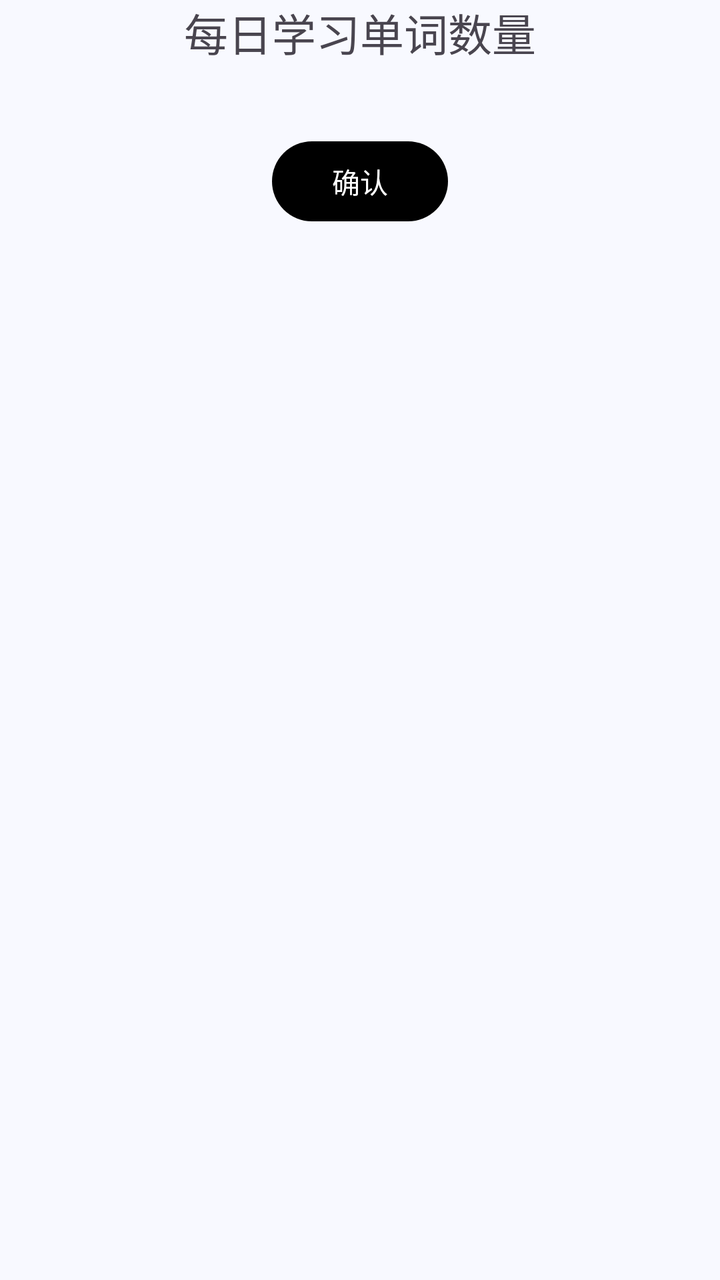
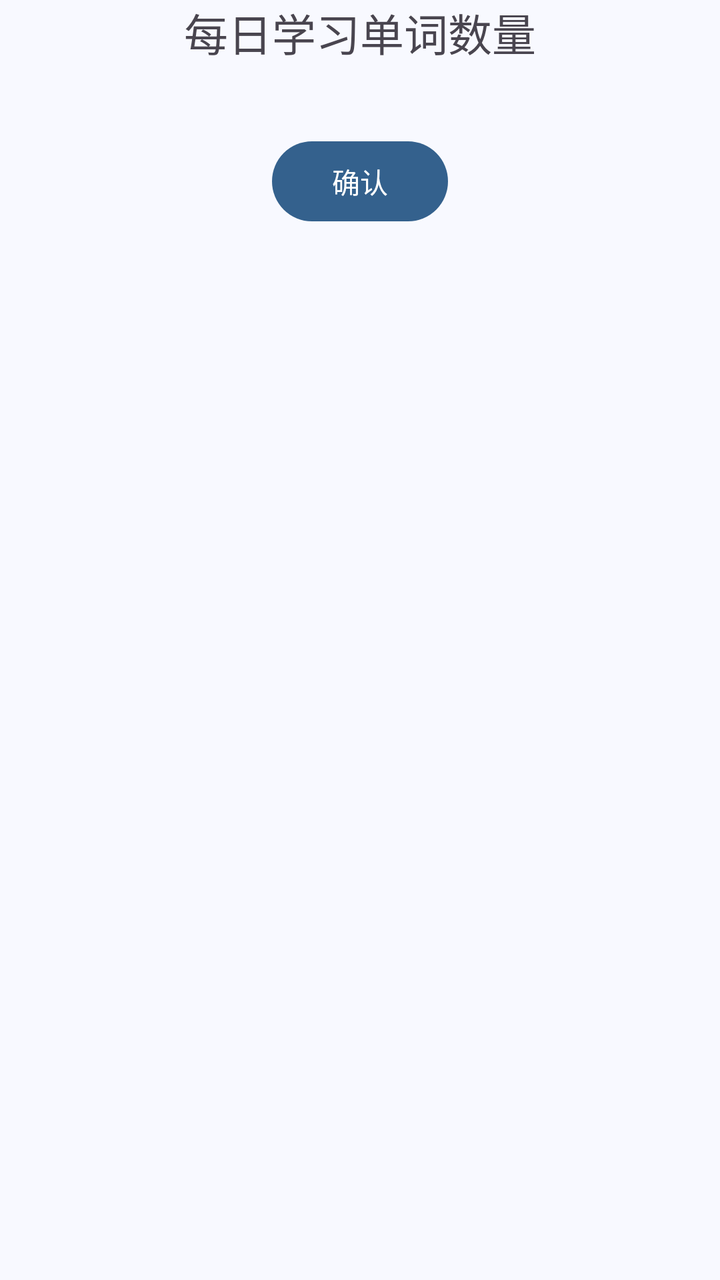

Two renders of the same Android screen: before a commit and after it. Below are the layout's source before the change and the commit's diff.
<!-- AndroidManifest.xml: application theme Theme.MnemoAI -->
<!-- res/layout/dialog_fragment_new_learning_word_setting.xml -->
<?xml version="1.0" encoding="utf-8"?>
<androidx.constraintlayout.widget.ConstraintLayout xmlns:android="http://schemas.android.com/apk/res/android"
    xmlns:app="http://schemas.android.com/apk/res-auto"
    xmlns:tools="http://schemas.android.com/tools"
    android:layout_width="match_parent"
    android:layout_height="match_parent">

    <com.google.android.material.textview.MaterialTextView
        android:id="@+id/textView7"
        android:layout_width="0dp"
        android:layout_height="wrap_content"
        android:gravity="center"
        android:text="@string/number_of_words_learned_per_day"
        android:textSize="@dimen/text_size_title_large"
        app:layout_constraintEnd_toEndOf="parent"
        app:layout_constraintStart_toStartOf="parent"
        app:layout_constraintTop_toTopOf="parent" />

    <EditText
        android:id="@+id/newLearningWordCountET"
        android:layout_width="0dp"
        android:layout_height="wrap_content"
        android:ems="10"
        android:inputType="number"
        app:layout_constraintEnd_toEndOf="parent"
        app:layout_constraintStart_toStartOf="parent"
        app:layout_constraintTop_toBottomOf="@+id/textView7"
        android:gravity="center"
        android:background="@drawable/corner_radius_bg"
        />

    <Button
        android:id="@+id/confirmBtn"
        android:layout_width="wrap_content"
        android:layout_height="wrap_content"
        android:text="@string/confirm"
        app:layout_constraintEnd_toEndOf="parent"
        app:layout_constraintStart_toStartOf="parent"
        app:layout_constraintTop_toBottomOf="@+id/newLearningWordCountET"
        app:backgroundTint="@null"
        />
</androidx.constraintlayout.widget.ConstraintLayout>
<!-- resources referenced by this layout -->
<resources>
  <dimen name="text_size_title_large">22sp</dimen>
  <!-- drawable corner_radius_bg (drawable) -->
  <?xml version="1.0" encoding="utf-8"?>
  <shape xmlns:android="http://schemas.android.com/apk/res/android"
      android:shape="rectangle">
      <corners android:radius="5dp"/>
      <padding android:left="5dp"
          android:right="5dp"
          android:top="5dp"
          android:bottom="5dp"/>
  </shape>
  <string name="confirm">确认</string>
  <string name="number_of_words_learned_per_day">每日学习单词数量</string>
  <color name="md_theme_primary">#34618D</color>
  <color name="md_theme_onPrimary">#FFFFFF</color>
  <color name="md_theme_primaryContainer">#D0E4FF</color>
  <color name="md_theme_onPrimaryContainer">#164974</color>
  <color name="md_theme_secondary">#525F70</color>
  <color name="md_theme_onSecondary">#FFFFFF</color>
  <color name="md_theme_secondaryContainer">#D6E4F7</color>
  <color name="md_theme_onSecondaryContainer">#3B4857</color>
  <color name="md_theme_tertiary">#6A5779</color>
  <color name="md_theme_onTertiary">#FFFFFF</color>
  <color name="md_theme_tertiaryContainer">#F1DAFF</color>
  <color name="md_theme_onTertiaryContainer">#514060</color>
  <color name="md_theme_error">#BA1A1A</color>
  <color name="md_theme_onError">#FFFFFF</color>
  <color name="md_theme_errorContainer">#FFDAD6</color>
  <color name="md_theme_onErrorContainer">#93000A</color>
  <color name="md_theme_background">#F8F9FF</color>
  <color name="md_theme_onBackground">#191C20</color>
  <color name="md_theme_surface">#F8F9FF</color>
  <color name="md_theme_onSurface">#191C20</color>
  <color name="md_theme_surfaceVariant">#DFE3EB</color>
  <color name="md_theme_onSurfaceVariant">#42474E</color>
  <color name="md_theme_outline">#73777F</color>
  <color name="md_theme_outlineVariant">#C2C7CF</color>
  <color name="md_theme_inverseSurface">#2D3135</color>
  <color name="md_theme_inverseOnSurface">#EFF0F7</color>
  <color name="md_theme_inversePrimary">#9FCAFC</color>
  <color name="md_theme_primaryFixed">#D0E4FF</color>
  <color name="md_theme_onPrimaryFixed">#001D35</color>
  <color name="md_theme_primaryFixedDim">#9FCAFC</color>
  <color name="md_theme_onPrimaryFixedVariant">#164974</color>
  <color name="md_theme_secondaryFixed">#D6E4F7</color>
  <color name="md_theme_onSecondaryFixed">#0F1C2A</color>
  <color name="md_theme_secondaryFixedDim">#BAC8DB</color>
  <color name="md_theme_onSecondaryFixedVariant">#3B4857</color>
  <color name="md_theme_tertiaryFixed">#F1DAFF</color>
  <color name="md_theme_onTertiaryFixed">#241432</color>
  <color name="md_theme_tertiaryFixedDim">#D5BEE5</color>
  <color name="md_theme_onTertiaryFixedVariant">#514060</color>
  <color name="md_theme_surfaceDim">#D8DAE0</color>
  <color name="md_theme_surfaceBright">#F8F9FF</color>
  <color name="md_theme_surfaceContainerLowest">#FFFFFF</color>
  <color name="md_theme_surfaceContainerLow">#F2F3F9</color>
  <color name="md_theme_surfaceContainer">#ECEEF4</color>
  <color name="md_theme_surfaceContainerHigh">#E6E8EE</color>
  <color name="md_theme_surfaceContainerHighest">#E1E2E8</color>
  <color name="awaiting_learning">#64748B</color>
  <color name="reviewing">#F59E0B</color>
  <color name="mastered">#22C55E</color>
  <!-- unchanged entries left out for length: 1 -->
</resources>

<!-- the commit's change to res/layout/dialog_fragment_new_learning_word_setting.xml (unified diff, before → after) -->
@@ -36,7 +36,5 @@
         android:text="@string/confirm"
         app:layout_constraintEnd_toEndOf="parent"
         app:layout_constraintStart_toStartOf="parent"
-        app:layout_constraintTop_toBottomOf="@+id/newLearningWordCountET"
-        app:backgroundTint="@null"
-        />
+        app:layout_constraintTop_toBottomOf="@+id/newLearningWordCountET" />
 </androidx.constraintlayout.widget.ConstraintLayout>
